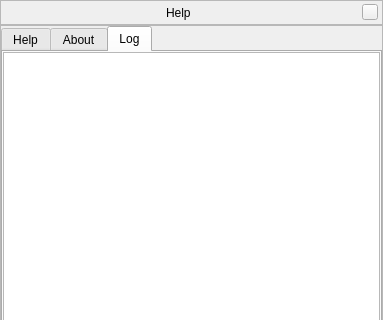
Old version of the form src/gui/helpDialogGui.ui in the repository 519984307/stellarium_src; both pictures show x 0 to 383 and y 0 to 320 of the 383 by 458 pixel window.
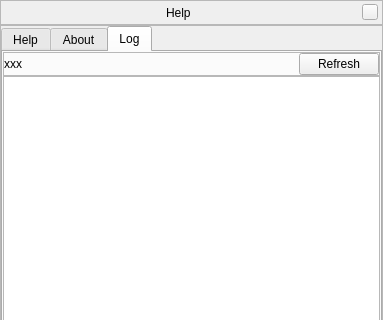
New version of the form. Icons and pictures are not drawn. Custom widgets are drawn as their Qt base class.

Commit message: More refinements to Help -> Log tab. Back to white background.

What changed in the file:
```diff
--- a/src/gui/helpDialogGui.ui
+++ b/src/gui/helpDialogGui.ui
@@ -284,7 +284,58 @@
            <number>0</number>
           </property>
           <item>
-           <widget class="QTextBrowser" name="logBrowser" >
+           <widget class="QFrame" name="frame" >
+            <property name="frameShape" >
+             <enum>QFrame::StyledPanel</enum>
+            </property>
+            <property name="frameShadow" >
+             <enum>QFrame::Raised</enum>
+            </property>
+            <layout class="QHBoxLayout" name="horizontalLayout" >
+             <property name="spacing" >
+              <number>0</number>
+             </property>
+             <property name="margin" >
+              <number>0</number>
+             </property>
+             <item>
+              <widget class="QLabel" name="logPathLabel" >
+               <property name="text" >
+                <string>xxx</string>
+               </property>
+               <property name="scaledContents" >
+                <bool>false</bool>
+               </property>
+               <property name="wordWrap" >
+                <bool>true</bool>
+               </property>
+              </widget>
+             </item>
+             <item>
+              <spacer name="horizontalSpacer" >
+               <property name="orientation" >
+                <enum>Qt::Horizontal</enum>
+               </property>
+               <property name="sizeHint" stdset="0" >
+                <size>
+                 <width>40</width>
+                 <height>20</height>
+                </size>
+               </property>
+              </spacer>
+             </item>
+             <item>
+              <widget class="QPushButton" name="refreshButton" >
+               <property name="text" >
+                <string>Refresh</string>
+               </property>
+              </widget>
+             </item>
+            </layout>
+           </widget>
+          </item>
+          <item>
+           <widget class="QPlainTextEdit" name="logText" >
             <property name="font" >
              <font>
               <family>Lucida Console</family>
@@ -292,14 +343,17 @@
              </font>
             </property>
             <property name="lineWrapMode" >
-             <enum>QTextEdit::NoWrap</enum>
+             <enum>QPlainTextEdit::NoWrap</enum>
             </property>
-            <property name="textInteractionFlags" >
-             <set>Qt::TextSelectableByKeyboard|Qt::TextSelectableByMouse</set>
-            </property>
-            <property name="openExternalLinks" >
+            <property name="readOnly" >
              <bool>true</bool>
             </property>
+            <property name="textInteractionFlags" >
+             <set>Qt::NoTextInteraction</set>
+            </property>
+            <property name="backgroundVisible" >
+             <bool>false</bool>
+            </property>
            </widget>
           </item>
          </layout>
```
Left out of the diff: 6 changed lines with no effect on the pictures. The commit also changes 2 other files.
